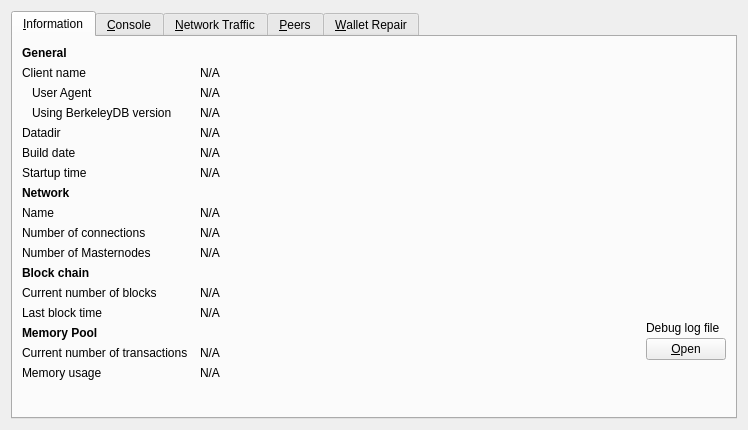
Before: the Qt Designer form src/qt/forms/debugwindow.ui in THETCR/core, drawn with Qt 5.
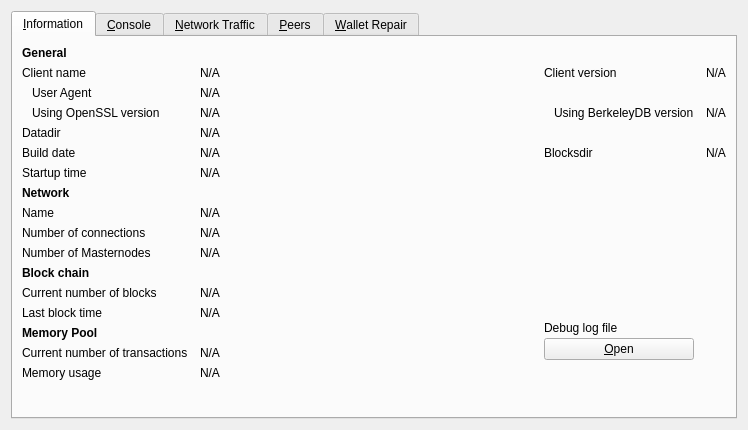
After: the same form once the commit is applied. Icons and pictures are not drawn. Custom widgets are drawn as their Qt base class.

Commit message: [QT] Backport qt

The edit to the form file:
```diff
--- a/src/qt/forms/debugwindow.ui
+++ b/src/qt/forms/debugwindow.ui
@@ -63,6 +63,29 @@
          </property>
         </widget>
        </item>
+       <item row="1" column="2">
+        <widget class="QLabel" name="label_6">
+         <property name="text">
+          <string>Client version</string>
+         </property>
+        </widget>
+       </item>
+       <item row="1" column="3" colspan="2">
+        <widget class="QLabel" name="clientVersion">
+         <property name="cursor">
+          <cursorShape>IBeamCursor</cursorShape>
+         </property>
+         <property name="text">
+          <string>N/A</string>
+         </property>
+         <property name="textFormat">
+          <enum>Qt::PlainText</enum>
+         </property>
+         <property name="textInteractionFlags">
+          <set>Qt::LinksAccessibleByMouse|Qt::TextSelectableByKeyboard|Qt::TextSelectableByMouse</set>
+         </property>
+        </widget>
+       </item>
        <item row="2" column="0">
         <widget class="QLabel" name="labelClientUserAgent">
          <property name="text">
@@ -90,6 +113,32 @@
         </widget>
        </item>
        <item row="3" column="0">
+        <widget class="QLabel" name="openSSLVersionLabel">
+         <property name="text">
+          <string>Using OpenSSL version</string>
+         </property>
+         <property name="indent">
+          <number>10</number>
+         </property>
+        </widget>
+       </item>
+       <item row="3" column="1">
+        <widget class="QLabel" name="openSSLVersion">
+         <property name="cursor">
+          <cursorShape>IBeamCursor</cursorShape>
+         </property>
+         <property name="text">
+          <string>N/A</string>
+         </property>
+         <property name="textFormat">
+          <enum>Qt::PlainText</enum>
+         </property>
+         <property name="textInteractionFlags">
+          <set>Qt::LinksAccessibleByMouse|Qt::TextSelectableByKeyboard|Qt::TextSelectableByMouse</set>
+         </property>
+        </widget>
+       </item>
+       <item row="3" column="2">
         <widget class="QLabel" name="label_berkeleyDBVersion">
          <property name="text">
           <string>Using BerkeleyDB version</string>
@@ -99,7 +148,7 @@
          </property>
         </widget>
        </item>
-       <item row="3" column="1" colspan="2">
+       <item row="3" column="3" colspan="2">
         <widget class="QLabel" name="berkeleyDBVersion">
          <property name="cursor">
           <cursorShape>IBeamCursor</cursorShape>
@@ -167,6 +216,35 @@
          </property>
         </widget>
        </item>
+       <item row="5" column="2">
+        <widget class="QLabel" name="label_11">
+         <property name="text">
+          <string>Blocksdir</string>
+         </property>
+        </widget>
+       </item>
+       <item row="5" column="3" colspan="2">
+        <widget class="QLabel" name="blocksDir">
+         <property name="cursor">
+          <cursorShape>IBeamCursor</cursorShape>
+         </property>
+         <property name="toolTip">
+          <string>To specify a non-default location of the blocks directory use the '%1' option.</string>
+         </property>
+         <property name="text">
+          <string>N/A</string>
+         </property>
+         <property name="textFormat">
+          <enum>Qt::PlainText</enum>
+         </property>
+         <property name="wordWrap">
+          <bool>true</bool>
+         </property>
+         <property name="textInteractionFlags">
+          <set>Qt::LinksAccessibleByMouse|Qt::TextSelectableByKeyboard|Qt::TextSelectableByMouse</set>
+         </property>
+        </widget>
+       </item>
        <item row="6" column="0">
         <widget class="QLabel" name="startupTimeLabel">
          <property name="text">
```
The commit also changes 2 other files.
